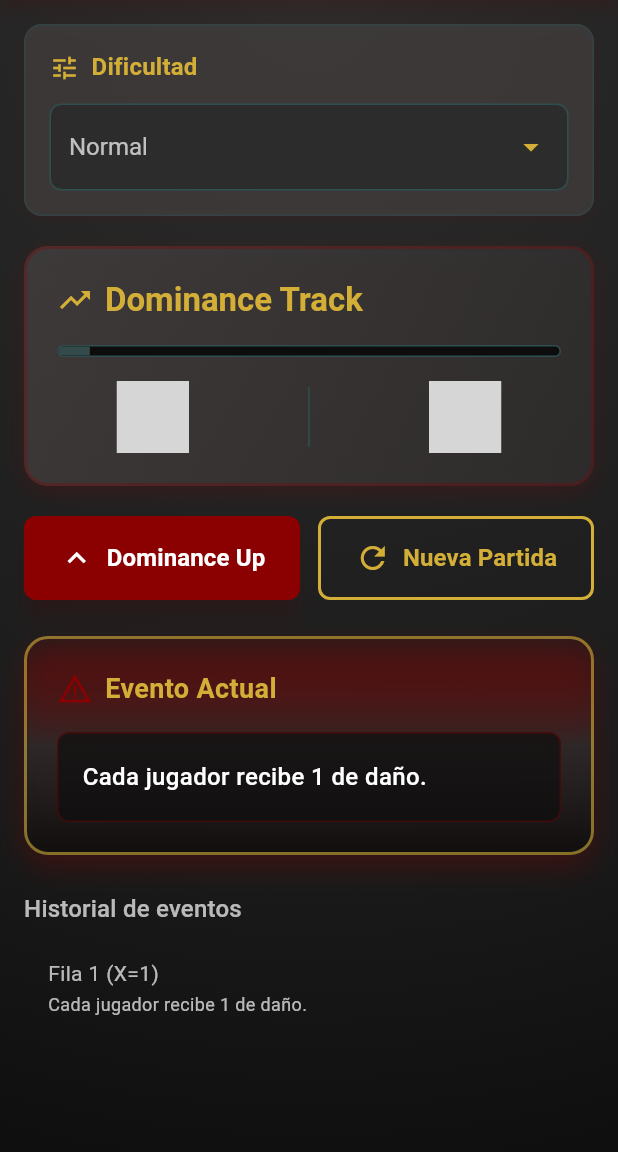
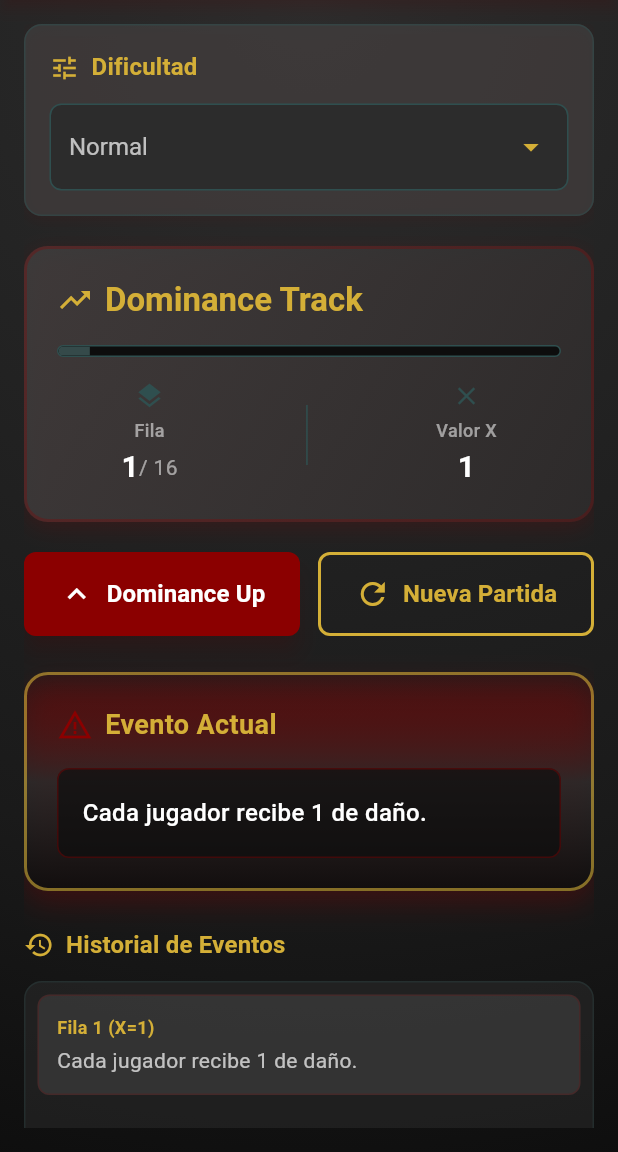
Before and after one commit to idsnet-repo/mistborn-dominance, a Flutter app: the screen it shows after launch, after a tap on "Dominance Up", on a phone screen of 412 x 824 dp, the part 84-1236 px from its top. Run offline on Flutter 3.47's test engine with Material 3 defaults, Android fonts, the light colour scheme and no system bars; our stand-ins replace wakelock_plus; grey boxes are pictures that could not be loaded.

Commit message:
se añade un diseño más oscur

```diff
--- a/lib/ui/home_page.dart
+++ b/lib/ui/home_page.dart
@@ -3,7 +3,6 @@ import 'package:flutter/material.dart';
 import '../domain/model.dart';
 import '../domain/dominance_engine.dart';
 import '../services/config_loader.dart';
-
 
 class EventLogEntry {
   final int row;
@@ -41,14 +40,11 @@ class _HomePageState extends State<HomePage> {
   void initState() {
     super.initState();
     _loadConfig();
-
-    // Mantener la pantalla encendida mientras esta pantalla esté activa
     WakelockPlus.enable();
   }
 
   @override
   void dispose() {
-    // Volver a permitir que la pantalla se apague normalmente
     WakelockPlus.disable();
     super.dispose();
   }
@@ -101,7 +97,6 @@ class _HomePageState extends State<HomePage> {
     });
   }
 
-
   void _onResetGame() {
     if (_selectedDifficulty == null) return;
 
@@ -127,6 +122,48 @@ class _HomePageState extends State<HomePage> {
     );
   }
 
+  Widget _buildStatCard(String label, String value, String suffix, IconData icon) {
+    return Column(
+      children: [
+        Icon(
+          icon,
+          color: const Color(0xFF2F4F4F),
+          size: 20,
+        ),
+        const SizedBox(height: 4),
+        Text(
+          label,
+          style: const TextStyle(
+            color: Colors.white54,
+            fontSize: 12,
+            fontWeight: FontWeight.w500,
+          ),
+        ),
+        const SizedBox(height: 2),
+        Row(
+          mainAxisSize: MainAxisSize.min,
+          children: [
+            Text(
+              value,
+              style: const TextStyle(
+                color: Colors.white,
+                fontSize: 20,
+                fontWeight: FontWeight.bold,
+              ),
+            ),
+            if (suffix.isNotEmpty)
+              Text(
+                suffix,
+                style: const TextStyle(
+                  color: Colors.white54,
+                  fontSize: 14,
+                ),
+              ),
+          ],
+        ),
+      ],
+    );
+  }
 
   @override
   Widget build(BuildContext context) {
@@ -150,7 +187,7 @@ class _HomePageState extends State<HomePage> {
           child: Center(
             child: Text(
               'Error: $_error',
-              style: TextStyle(color: Colors.white70),
+              style: const TextStyle(color: Colors.white70),
             ),
           ),
         ),
@@ -165,9 +202,9 @@ class _HomePageState extends State<HomePage> {
       appBar: AppBar(
         title: Row(
           children: [
-            Icon(
+            const Icon(
               Icons.auto_awesome,
-              color: const Color(0xFFD4AF37),
+              color: Color(0xFFD4AF37),
               size: 28,
             ),
             const SizedBox(width: 8),
@@ -185,10 +222,11 @@ class _HomePageState extends State<HomePage> {
         decoration: _buildMistbornGradient(),
         child: Padding(
           padding: const EdgeInsets.all(16),
+          child: SingleChildScrollView(
             child: Column(
               crossAxisAlignment: CrossAxisAlignment.start,
               children: [
-            // Selector de dificultad
+              // Selector de dificultad con estilo Mistborn
               Container(
                 padding: const EdgeInsets.all(16),
                 decoration: BoxDecoration(
@@ -377,7 +415,7 @@ class _HomePageState extends State<HomePage> {
               Row(
                 children: [
                   Expanded(
-                  child: Container(
+                    child: SizedBox(
                       height: 56,
                       child: ElevatedButton.icon(
                         onPressed: row >= 16 ? null : _onDominanceUp,
@@ -397,7 +435,7 @@ class _HomePageState extends State<HomePage> {
                   ),
                   const SizedBox(width: 12),
                   Expanded(
-                  child: Container(
+                    child: SizedBox(
                       height: 56,
                       child: OutlinedButton.icon(
                         onPressed: _onResetGame,
@@ -529,118 +567,101 @@ class _HomePageState extends State<HomePage> {
 
               const SizedBox(height: 24),
 
+              // Historial con estilo Mistborn
+              Row(
+                children: [
+                  const Icon(
+                    Icons.history,
+                    color: Color(0xFFD4AF37),
+                    size: 20,
+                  ),
+                  const SizedBox(width: 8),
                   Text(
-              'Historial de eventos',
-              style: Theme.of(context).textTheme.titleMedium,
+                    'Historial de Eventos',
+                    style: Theme.of(context).textTheme.titleMedium?.copyWith(
+                      color: const Color(0xFFD4AF37),
+                      fontWeight: FontWeight.bold,
                     ),
-            const SizedBox(height: 8),
+                  ),
+                ],
+              ),
+              const SizedBox(height: 12),
 
               // Historial scrollable
-            Expanded(
+              Container(
+                height: 200,
+                child: Container(
+                  padding: const EdgeInsets.all(8),
+                  decoration: BoxDecoration(
+                    color: const Color(0xFF2C2C2C).withOpacity(0.5),
+                    borderRadius: BorderRadius.circular(12),
+                    border: Border.all(
+                      color: const Color(0xFF2F4F4F).withOpacity(0.3),
+                      width: 1,
+                    ),
+                  ),
                   child: _eventHistory.isEmpty
-                  ? const Text(
-                      'Sin eventos aún. A medida que avances en el Dominance Track, aparecerán aquí.')
+                      ? const Center(
+                          child: Text(
+                            'Sin eventos aún.\n\nA medida que avances en el Dominance Track,\nlos eventos aparecerán aquí.',
+                            style: TextStyle(
+                              color: Colors.white54,
+                              fontSize: 14,
+                              fontStyle: FontStyle.italic,
+                              height: 1.5,
+                            ),
+                            textAlign: TextAlign.center,
+                          ),
+                        )
                       : ListView.builder(
                           itemCount: _eventHistory.length,
                           itemBuilder: (context, index) {
                             final entry = _eventHistory[index];
-                        return ListTile(
-                          dense: true,
-                          title: Text(
+                            return Container(
+                              margin: const EdgeInsets.only(bottom: 8),
+                              padding: const EdgeInsets.all(12),
+                              decoration: BoxDecoration(
+                                color: const Color(0xFF404040).withOpacity(0.6),
+                                borderRadius: BorderRadius.circular(8),
+                                border: Border.all(
+                                  color: const Color(0xFF8B0000).withOpacity(0.2),
+                                  width: 1,
+                                ),
+                              ),
+                              child: Column(
+                                crossAxisAlignment: CrossAxisAlignment.start,
+                                children: [
+                                  Text(
                                     'Fila ${entry.row} (X=${entry.x})',
-                            style: Theme.of(context).textTheme.bodyMedium,
+                                    style: const TextStyle(
+                                      color: Color(0xFFD4AF37),
+                                      fontSize: 12,
+                                      fontWeight: FontWeight.bold,
                                     ),
-                          subtitle: Text(
+                                  ),
+                                  const SizedBox(height: 4),
+                                  Text(
                                     entry.event.text,
-                            maxLines: 2,
+                                    style: const TextStyle(
+                                      color: Colors.white70,
+                                      fontSize: 14,
+                                      height: 1.4,
+                                    ),
+                                    maxLines: 3,
                                     overflow: TextOverflow.ellipsis,
+                                  ),
+                                ],
                               ),
                             );
                           },
                         ),
                 ),
+              ),
             ],
+            ),
+          ),
         ),
       ),
     );
   }
-
-//   @override
-//   Widget build(BuildContext context) {
-//     if (_loading) {
-//       return const Scaffold(
-//         body: Center(child: CircularProgressIndicator()),
-//       );
-//     }
-
-//     if (_error != null) {
-//       return Scaffold(
-//         body: Center(child: Text('Error: $_error')),
-//       );
-//     }
-
-//     final state = _gameState!;
-//     final x = state.currentX;
-//     final row = state.currentRow;
-
-//     return Scaffold(
-//       appBar: AppBar(
-//         title: const Text('Mistborn Dominance'),
-//       ),
-//       body: Padding(
-//         padding: const EdgeInsets.all(16),
-//         child: Column(
-//           crossAxisAlignment: CrossAxisAlignment.start,
-//           children: [
-//             Text('Dificultad', style: Theme.of(context).textTheme.titleMedium),
-//             const SizedBox(height: 8),
-//             DropdownButton<DifficultyConfig>(
-//               value: _selectedDifficulty,
-//               items: _config!.difficulties.map((d) {
-//                 return DropdownMenuItem(
-//                   value: d,
-//                   child: Text(d.name),
-//                 );
-//               }).toList(),
-//               onChanged: (d) {
-//                 if (d != null) _onDifficultyChanged(d);
-//               },
-//             ),
-//             const SizedBox(height: 16),
-//             Text(
-//               'Fila actual: ${row == 0 ? "-" : row}',
-//               style: Theme.of(context).textTheme.titleMedium,
-//             ),
-//             Text(
-//               'X actual: ${x?.toString() ?? "-"}',
-//               style: Theme.of(context).textTheme.titleMedium,
-//             ),
-//             const SizedBox(height: 16),
-//             ElevatedButton(
-//               onPressed: row >= 16 ? null : _onDominanceUp,
-//               child: const Text('Dominance Up'),
-//             ),
-//             const SizedBox(height: 24),
-//             Text(
-//               'Evento actual:',
-//               style: Theme.of(context).textTheme.titleMedium,
-//             ),
-//             const SizedBox(height: 8),
-//             if (_lastEvent == null)
-//               const Text('Aún no hay evento. Pulsa "Dominance Up".')
-//             else
-//               Card(
-//                 child: Padding(
-//                   padding: const EdgeInsets.all(12),
-//                   child: Text(
-//                     _lastEvent!.text,
-//                     style: Theme.of(context).textTheme.bodyLarge,
-//                   ),
-//                 ),
-//               ),
-//           ],
-//         ),
-//       ),
-//     );
-//   }
 }
```
Lines whose indentation alone changed are shown as unchanged.
